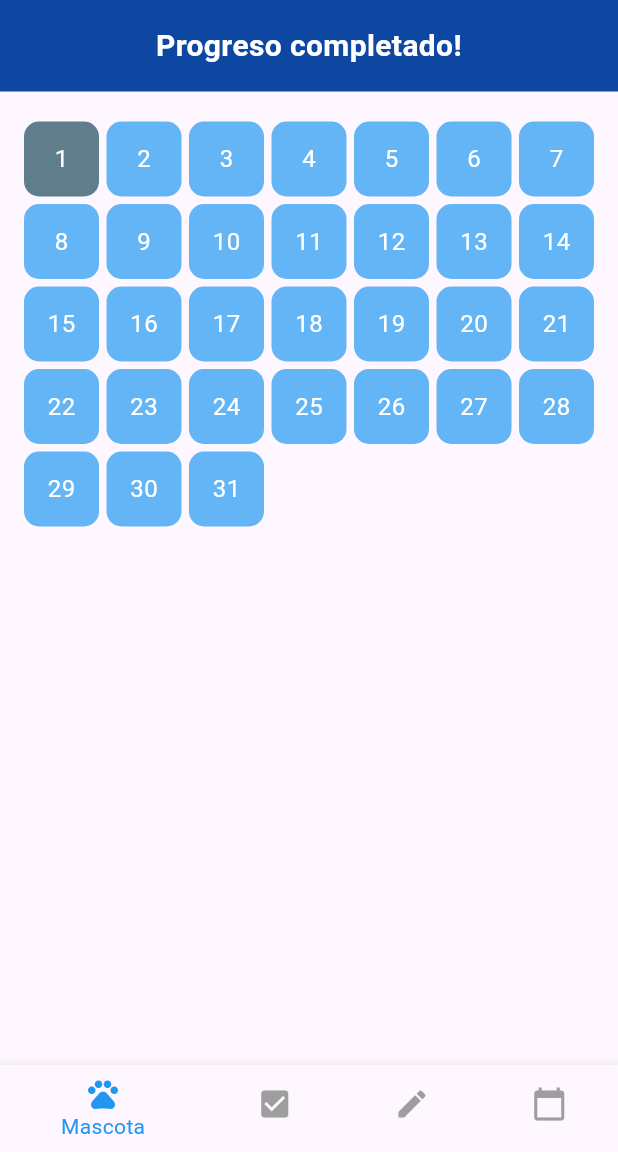
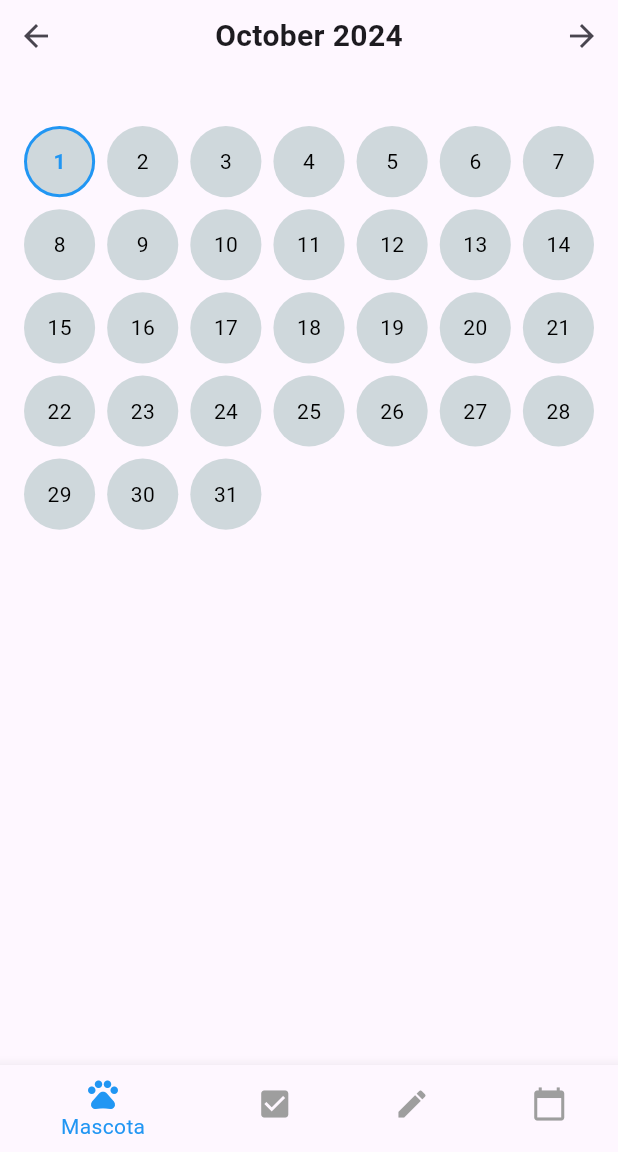
Before and after one commit to JaymedDLC/project1-movil-g7, a Flutter app: the CalendarScreen screen opened by its route, on a phone screen of 412 x 824 dp, the part 84-1236 px from its top. Run offline on Flutter 3.47's test engine with Material 3 defaults, Android fonts, the phone set to English and light mode, and no system bars.

Commit message:
Calendar Style Change

```diff
--- a/lib/screens/calendar.dart
+++ b/lib/screens/calendar.dart
@@ -3,68 +3,120 @@ import 'package:intl/intl.dart'; // Paquete para trabajar con fechas
 import '../widgets/footer_navigation.dart';
 import '../widgets/appbar.dart';
 
-
-class CalendarScreen extends StatelessWidget {
+class CalendarScreen extends StatefulWidget {
   const CalendarScreen({super.key});
 
   @override
+  _CalendarScreenState createState() => _CalendarScreenState();
+}
+
+class _CalendarScreenState extends State<CalendarScreen> {
+  DateTime selectedDate = DateTime.now(); // Fecha seleccionada (mes)
+  DateTime today = DateTime.now(); // Fecha actual para comparar
+  Map<DateTime, bool> streakDays =
+      {}; // Mapa para rastrear rachas de días completados
+
+  // Método para calcular los días en un mes
+  int _daysInMonth(DateTime date) {
+    return DateTime(date.year, date.month + 1, 0).day;
+  }
+
+  // Navegar al mes anterior
+  void _previousMonth() {
+    setState(() {
+      selectedDate = DateTime(selectedDate.year, selectedDate.month - 1);
+    });
+  }
+
+  // Navegar al siguiente mes
+  void _nextMonth() {
+    setState(() {
+      selectedDate = DateTime(selectedDate.year, selectedDate.month + 1);
+    });
+  }
+
+  @override
   Widget build(BuildContext context) {
-    DateTime now = DateTime.now();
-    int daysInMonth = DateTime(now.year, now.month + 1, 0).day;
+    int daysInMonth = _daysInMonth(selectedDate);
 
     return Scaffold(
       appBar: const CustomAppBar(),
       body: Column(
         children: [
-          // Texto de "Progreso completado!" en una sección separada
-          Container(
-            width: double.infinity,
-            padding: const EdgeInsets.all(16),
-            color: Colors.blue[900], // Fondo para denotar separación
-            child: const Text(
-              'Progreso completado!',
-              textAlign: TextAlign.center,
-              style: TextStyle(
-                color: Colors.white,
-                fontSize: 20,
-                fontWeight: FontWeight.bold,
+          // Sección superior con el mes y los botones de navegación
+          Row(
+            mainAxisAlignment: MainAxisAlignment.spaceBetween,
+            children: [
+              IconButton(
+                icon: const Icon(Icons.arrow_back),
+                onPressed: _previousMonth,
               ),
+              Text(
+                DateFormat.yMMMM()
+                    .format(selectedDate), // Muestra el mes y año actual
+                style:
+                    const TextStyle(fontSize: 20, fontWeight: FontWeight.bold),
               ),
+              IconButton(
+                icon: const Icon(Icons.arrow_forward),
+                onPressed: _nextMonth,
               ),
-          const SizedBox(height: 20), // Espacio entre el texto y el calendario
+            ],
+          ),
+          const SizedBox(height: 20),
+          // Vista en cuadrícula para mostrar los días del mes
           Expanded(
-            child: Container(
-              padding: const EdgeInsets.symmetric(horizontal: 16.0),
             child: GridView.builder(
-                shrinkWrap: true,
+              padding: const EdgeInsets.all(16.0),
               itemCount: daysInMonth,
               gridDelegate: const SliverGridDelegateWithFixedCrossAxisCount(
                 crossAxisCount: 7, // Días de la semana
-                  crossAxisSpacing: 5.0,
-                  mainAxisSpacing: 5.0,
+                crossAxisSpacing: 8.0,
+                mainAxisSpacing: 8.0,
               ),
               itemBuilder: (context, index) {
-                  DateTime day = DateTime(now.year, now.month, index + 1);
-                  bool isPast = day.isBefore(now);
+                DateTime day =
+                    DateTime(selectedDate.year, selectedDate.month, index + 1);
+                bool isToday = day.year == today.year &&
+                    day.month == today.month &&
+                    day.day == today.day;
 
-                  return Container(
+                bool isInStreak = streakDays[day] ??
+                    false; // Verifica si el día es parte de una racha
+
+                return GestureDetector(
+                  onTap: () {
+                    // Lógica para marcar un día como completado y parte de una racha
+                    setState(() {
+                      streakDays[day] = !(streakDays[day] ?? false);
+                    });
+                  },
+                  child: Container(
+                    decoration: BoxDecoration(
+                      color: isInStreak ? Colors.green : Colors.blueGrey[100],
+                      shape: BoxShape.circle, // Hace que el borde sea circular
+                      border: Border.all(
+                        color: isToday ? Colors.blue : Colors.transparent,
+                        width: isToday ? 2.0 : 0.0,
+                      ),
+                    ),
                     alignment: Alignment.center,
-                    decoration: BoxDecoration(
-                      color: isPast ? Colors.blueGrey : Colors.blue[300], // Diferencia de colores
-                      borderRadius: BorderRadius.circular(10), // Redondeo de los días
+                    child: Text(
+                      '${index + 1}',
+                      style: TextStyle(
+                        color: isToday ? Colors.blue : Colors.black,
+                        fontWeight:
+                            isToday ? FontWeight.bold : FontWeight.normal,
                       ),
-                    child: Text(
-                      DateFormat.d().format(day),
-                      style: const TextStyle(fontSize: 16, color: Colors.white),
+                    ),
                   ),
                 );
               },
             ),
           ),
-          ),
         ],
       ),
-      bottomNavigationBar: const FooterNavigation(),
+      bottomNavigationBar: const FooterNavigation(), // Pie de navegación
     );
   }
 }
```
Lines whose indentation alone changed are shown as unchanged.
